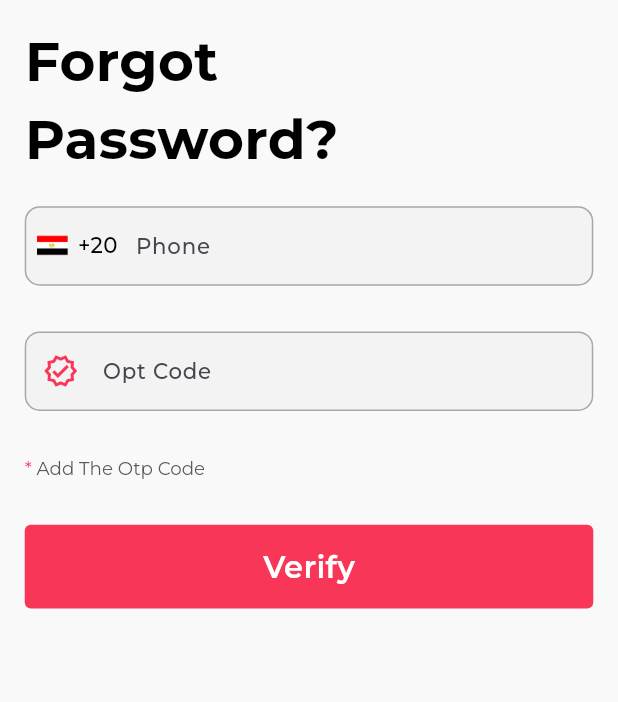
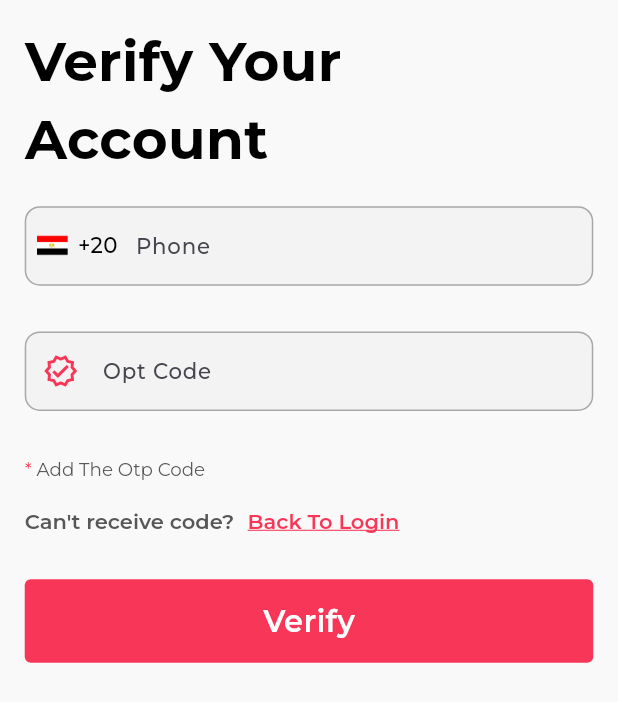
Before and after one commit to ahmedragab112/chd, a Flutter app: the Verify screen opened by its route, on a phone screen of 412 x 824 dp. Shown: the top 702 px of the screen. Run offline on Flutter 3.47's test engine with Material 3 defaults, Android fonts, the light colour scheme and no system bars; our stand-ins replace animate_do, bloc, cached_network_image, cookie_jar, dio, dio_cookie_manager and 10 more; accounts and stored records are empty; generated files the repository leaves out were written again; network calls fail.

Commit message:
refactor code

```diff
--- a/lib/core/utils/strings/app_strings.dart
+++ b/lib/core/utils/strings/app_strings.dart
@@ -1,6 +1,6 @@
 class AppStrings {
-  static const String verify='Verify';
-  static const String optCode ='Opt Code';
+  static const String verify = 'Verify';
+  static const String optCode = 'Opt Code';
   static const String deviceIdentityKey = 'Device Identity';
   static const String identity = 'Identity';
   static const String firstName = 'First name';
@@ -33,7 +33,8 @@ class AppStrings {
   static const String name = "Name";
   static const String confirmPassword = "Confirm Password";
   static const String phone = "Phone";
-  static const String enterOnlyEgyptionNumber = "Enter Only Egyptian Number Start with 1";
+  static const String enterOnlyEgyptionNumber =
+      "Enter Only Egyptian Number Start with 1";
   static const String enterUpperAtLeastOneUpperCase =
       " Enter Upper At Least One Upper Case";
   static const String enterLowerAtLeastOneLowerCase =
@@ -66,7 +67,7 @@ class AppStrings {
   static const String getYourOrder = "Get Your Order";
   static const String welcomeBack = "Welcome\nBack !";
   static const String creatAccount = "Create An Account";
-  static const String forgotPassword = "Forgot Password?";
+  static const String verifyRestCode = "Verify Your Account";
   static const String login = "Login";
   static const String createAccount = "Create Account";
   static const String submit = "Submit";
@@ -78,5 +79,5 @@ class AppStrings {
   static const String userNameOrEmail = "Username or Email";
   static const String password = "Password";
   static const String cacheKeyIsLogin = 'Logiended';
-    static const String theCodeWeSend ='Add The Otp Code';
+  static const String theCodeWeSend = 'Add The Otp Code';
 }
--- a/lib/core/utils/widget/title_text.dart
+++ b/lib/core/utils/widget/title_text.dart
@@ -1,6 +1,5 @@
 import 'package:chdtask/core/utils/styles/app_textstyle.dart';
 import 'package:flutter/material.dart';
-import 'package:flutter_screenutil/flutter_screenutil.dart';
 
 class TitileText extends StatelessWidget {
   const TitileText({
@@ -12,7 +11,7 @@ class TitileText extends StatelessWidget {
   @override
   Widget build(BuildContext context) {
     return SizedBox(
-      width: 200.w,
+      width: double.infinity,
       child: Text(
         text,
         style: AppTextStyle.font36BoldBlack,
--- a/lib/features/home/presentation/manager/homecubit_state.dart
+++ b/lib/features/home/presentation/manager/homecubit_state.dart
@@ -1,4 +1,3 @@
-import 'package:chdtask/features/home/domain/entities/product_entity.dart';
 import 'package:freezed_annotation/freezed_annotation.dart';
 part 'homecubit_state.freezed.dart';
 
--- a/lib/features/home/presentation/widgets/custom_product.dart
+++ b/lib/features/home/presentation/widgets/custom_product.dart
@@ -11,23 +11,29 @@ class CustomProduct extends StatelessWidget {
   @override
   Widget build(BuildContext context) {
     return Container(
+      alignment: Alignment.center,
       padding: const EdgeInsets.all(8),
       decoration: BoxDecoration(
         borderRadius: BorderRadius.circular(12.r),
         border: Border.all(color: AppColor.primeryColor, width: 1),
       ),
       child: Column(
+        crossAxisAlignment: CrossAxisAlignment.start,
         mainAxisSize: MainAxisSize.min,
         children: [
           Text(
             dataEntity.name ?? '',
             style: AppTextStyle.font18SemiBoldPrimeryPink,
+            maxLines: 1,
+            overflow: TextOverflow.ellipsis,
           ),
           const VerticalSpace(12),
           Text(
             dataEntity.description ?? '',
             style: AppTextStyle.font14GreySemiBold
                 .copyWith(fontWeight: FontWeight.w500),
+            maxLines: 4,
+            overflow: TextOverflow.ellipsis,
           )
         ],
       ),
--- a/lib/features/verify/presentation/widgets/verify_body.dart
+++ b/lib/features/verify/presentation/widgets/verify_body.dart
@@ -1,8 +1,10 @@
 import 'package:animate_do/animate_do.dart';
 import 'package:chdtask/config/router/app_router.dart';
+import 'package:chdtask/config/router/app_routes.dart';
 import 'package:chdtask/core/extension/extension.dart';
 import 'package:chdtask/core/utils/spaceing/spaceing.dart';
 import 'package:chdtask/core/utils/strings/app_strings.dart';
+import 'package:chdtask/core/utils/widget/custom_richtext.dart';
 import 'package:chdtask/core/utils/widget/title_text.dart';
 import 'package:chdtask/features/verify/presentation/widgets/custom_verifybutton.dart';
 import 'package:chdtask/features/verify/presentation/widgets/verify_modual.dart';
@@ -20,7 +22,7 @@ class VerifyBody extends StatelessWidget {
         BounceInDown(
           duration: kanimationDuration,
           child: const TitileText(
-            text: AppStrings.forgotPassword,
+            text: AppStrings.verifyRestCode,
           ),
         ),
         const VerticalSpace(18),
@@ -32,6 +34,17 @@ class VerifyBody extends StatelessWidget {
             text: AppStrings.theCodeWeSend,
           ),
         ),
+        const VerticalSpace(18),
+        FadeInUp(
+          duration: kanimationDuration,
+          child: CustomRichText(
+            text: "Can't receive code?",
+            headLineText: "Back To Login",
+            onTap: () {
+              context.pushNamedAndRemoveUntil(AppRoutes.signIn);
+            },
+          ),
+        ),
         const VerticalSpace(30),
         ElasticIn(duration: kanimationDuration, child: const VerifyButton()),
       ],
--- a/lib/features/verify/presentation/widgets/verify_richtext.dart
+++ b/lib/features/verify/presentation/widgets/verify_richtext.dart
@@ -16,6 +16,9 @@ class VerifyRichText extends StatelessWidget {
             style: AppTextStyle.font12RegularPrimery.copyWith(
               color: AppColor.greyColor,
             )),
+        const TextSpan(
+          text: "  ",
+        ),
       ]),
     );
   }
```
Also changed, not shown: lib/features/home/presentation/pages/home.dart (+7 -3 lines).
